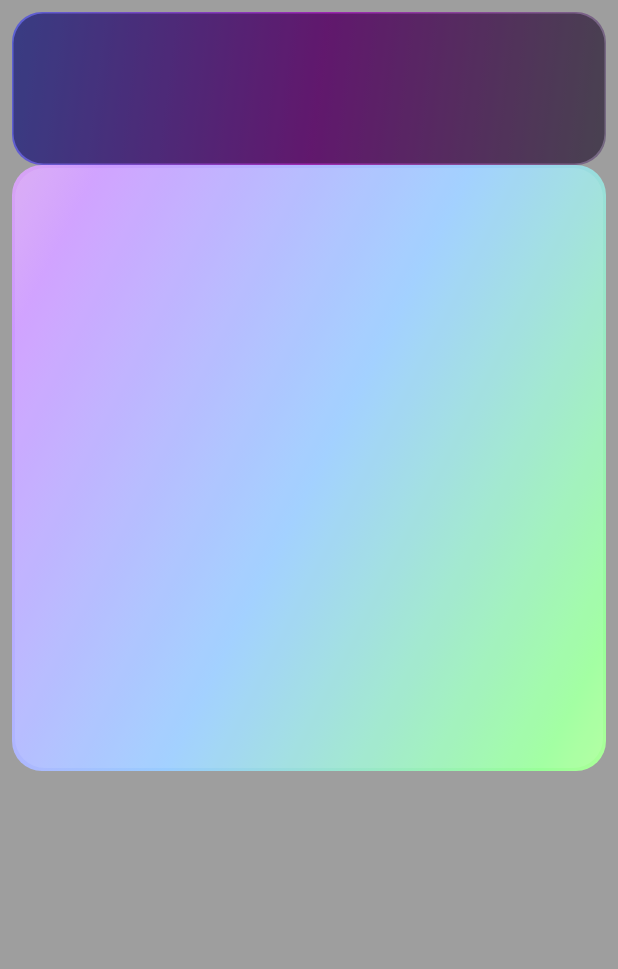
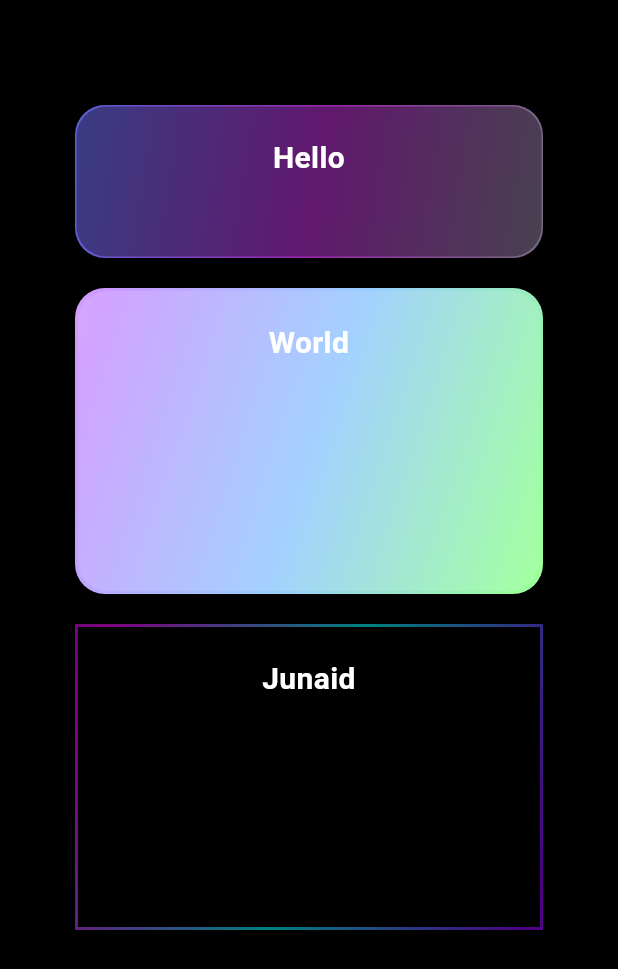
Before and after one commit to Dev-Muhammad-Junaid/flutter_archive, a Flutter app: the screen it shows after launch, on a phone screen of 412 x 824 dp. Shown: the top 969 px of the screen. Run offline on Flutter 3.47's test engine with Material 3 defaults, Android fonts, the phone set to English and light mode, and no system bars.

Commit message:
Day 24 : Updated Animated Button Widget

```diff
--- a/lib/main.dart
+++ b/lib/main.dart
@@ -12,15 +12,17 @@
   Widget build(BuildContext context) {
     return MaterialApp(
       home: Scaffold(
-        backgroundColor: Colors.grey,
+        backgroundColor: Colors.black,
         body: Padding(
-          padding: const EdgeInsets.all(8.0),
+          padding: const EdgeInsets.all(50.0),
+          child: SingleChildScrollView(
             child: Column(
               mainAxisAlignment: MainAxisAlignment.start,
               crossAxisAlignment: CrossAxisAlignment.stretch,
               children: [
+                Padding(padding: const EdgeInsets.all(10.0),),
                 AnimatedButton(
-                  text: "",
+                    text: "Hello",
                     gradientStyle: "Trident",
                     containerWidth: 200,
                     // Custom width
@@ -42,12 +44,13 @@
                       color: Colors.white,
                       fontWeight: FontWeight.bold,
                     )),
+                Padding(padding: const EdgeInsets.all(10.0),),
                 AnimatedButton(
-                  text: "",
+                    text: "World",
                     gradientStyle: "PastelDreams",
                     containerWidth: 200,
                     // Custom width
-                  containerHeight: 400,
+                    containerHeight: 200,
                     // Custom height
                     containerMargin: const EdgeInsets.all(2),
                     // Custom margin
@@ -65,8 +68,32 @@
                       color: Colors.white,
                       fontWeight: FontWeight.bold,
                     )),
-
+                Padding(padding: const EdgeInsets.all(10.0),),
+                AnimatedButton(
+                    text: "Junaid",
+                    gradientStyle: "MysticalTwilight",
+                    containerWidth: 200,
+                    // Custom width
+                    containerHeight: 200,
+                    // Custom height
+                    containerMargin: const EdgeInsets.all(2),
+                    // Custom margin
+                    containerPadding: const EdgeInsets.all(20),
+                    // Custom padding
+                    containerColor: Colors.black,
+                    // Custom background color
+                    containerOpacity: 0.1,
+                    // Custom opacity
+                    borderRadius: 0,
+                    // Custom border radius
+                    animationDuration: Duration(seconds: 2),
+                    textStyle: TextStyle(
+                      fontSize: 20,
+                      color: Colors.white,
+                      fontWeight: FontWeight.bold,
+                    )),
               ],
+            ),
           ),
         ),
       ),
```
Lines whose indentation alone changed are shown as unchanged.
